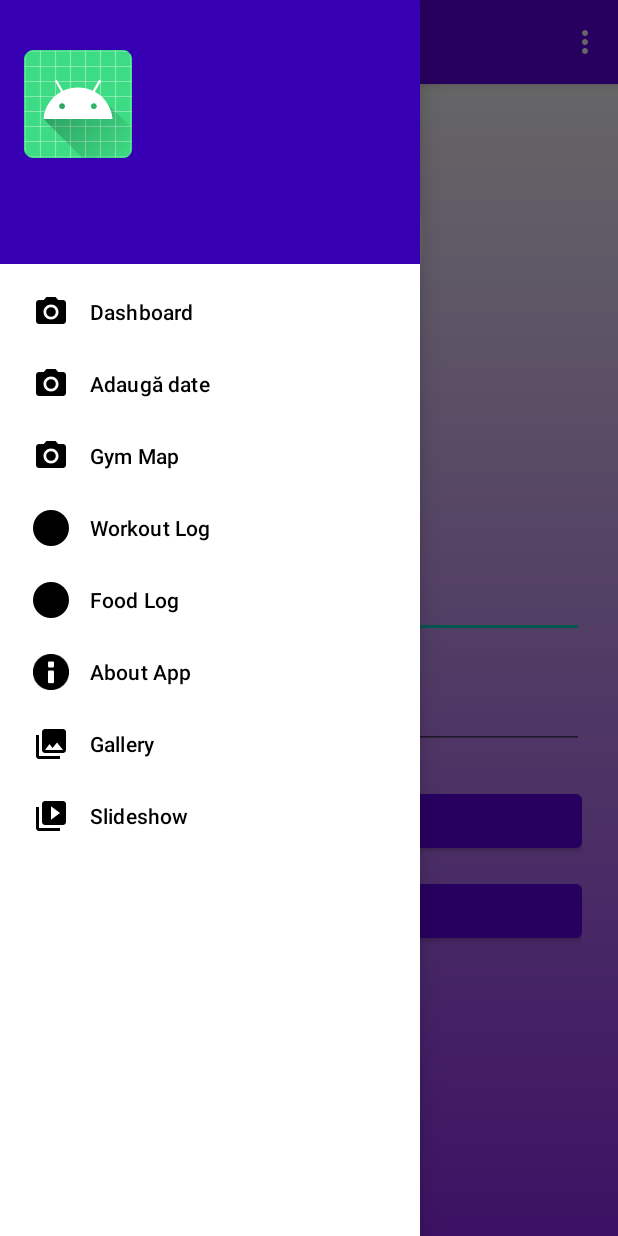
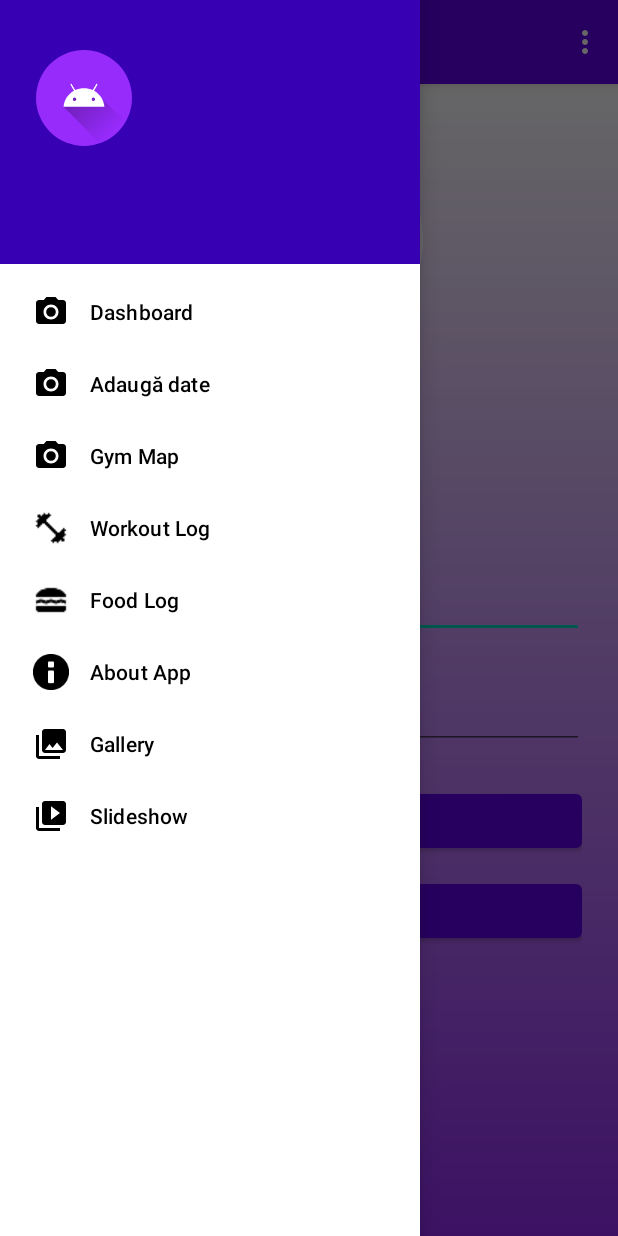
Before and after one commit to AnaMTF/BFit, an Android app: the screen it shows after launch (MainActivity), with the side drawer open, on a phone screen of 412 x 824 dp. Run offline under Robolectric (Android 15) with nearby library versions, the phone set to English and light mode, and no system bars; our stand-ins replace navigation-ui.

Commit message:
marius out

```diff
--- a/app/build.gradle.kts
+++ b/app/build.gradle.kts
@@ -86,6 +86,11 @@ dependencies {
     implementation ("com.google.android.libraries.places:places:3.4.0")
     implementation ("com.google.android.gms:play-services-location:21.1.0")
 
+        implementation ("com.github.bumptech.glide:glide:4.15.1")
+        kapt ("com.github.bumptech.glide:compiler:4.15.1")  // dacă folosești Kotlin
+
+
+
     // Places SDK for Android KTX Library
     implementation ("com.google.maps.android:places-ktx:3.1.1")
 
--- a/app/src/main/java/proiect/pdm/bfit/MainActivity.kt
+++ b/app/src/main/java/proiect/pdm/bfit/MainActivity.kt
@@ -1,9 +1,11 @@
 package proiect.pdm.bfit
 
 import android.content.Intent
+import android.net.Uri
 import android.os.Bundle
 import android.view.Menu
 import android.view.MenuItem
+import android.widget.ImageView
 import android.widget.TextView
 import androidx.activity.result.contract.ActivityResultContracts
 import androidx.appcompat.app.AppCompatActivity
@@ -13,9 +15,11 @@ import androidx.lifecycle.lifecycleScope
 import androidx.navigation.NavController
 import androidx.navigation.findNavController
 import androidx.navigation.ui.AppBarConfiguration
+import androidx.navigation.ui.NavigationUI
 import androidx.navigation.ui.navigateUp
 import androidx.navigation.ui.setupActionBarWithNavController
 import androidx.navigation.ui.setupWithNavController
+import com.bumptech.glide.Glide
 import com.google.android.material.floatingactionbutton.FloatingActionButton
 import com.google.android.material.navigation.NavigationView
 import com.google.android.material.snackbar.Snackbar
@@ -64,7 +68,7 @@ class MainActivity : AppCompatActivity() {
             drawerLayout
         )
         setupActionBarWithNavController(navController, appBarConfiguration)
-        navView.setupWithNavController(navController)
+
 
         /* FAB vizibil doar pe Dashboard*/
         fab = binding.appBarMain.fab
@@ -87,7 +91,7 @@ class MainActivity : AppCompatActivity() {
 
         val prefs    = getSharedPreferences("app_prefs", MODE_PRIVATE)
         val username = prefs.getString("logged_in_username", null)
-
+        navView.setupWithNavController(navController)
         if (username != null) {
             lifecycleScope.launch {
                 val userDao = BFitDatabase.getDatabase(this@MainActivity).userDao()
@@ -95,7 +99,8 @@ class MainActivity : AppCompatActivity() {
                 lifecycleScope.launch {
                     userId = user?.id ?: 0L
                     runOnUiThread {
-                        binding.navView.setNavigationItemSelectedListener { menuItem ->
+
+                        navView.setNavigationItemSelectedListener { menuItem ->
                             when (menuItem.itemId) {
                                 R.id.nav_workout_log -> {
                                     val intent = Intent(this@MainActivity, WorkoutLogActivity::class.java).apply {
@@ -115,7 +120,12 @@ class MainActivity : AppCompatActivity() {
                                     true
                                 }
 
-                                else -> false
+                                else -> {
+                                    // Navigare normală cu NavController pentru fragmente
+                                    val handled = NavigationUI.onNavDestinationSelected(menuItem, navController)
+                                    if (handled) binding.drawerLayout.closeDrawer(GravityCompat.START)
+                                    handled
+                                }
                             }
                         }
                     }
@@ -150,9 +160,12 @@ class MainActivity : AppCompatActivity() {
     override fun onSupportNavigateUp(): Boolean =
         navController.navigateUp(appBarConfiguration) || super.onSupportNavigateUp()
 
+
     private fun updateDrawerHeader() {
         val prefs = getSharedPreferences("app_prefs", MODE_PRIVATE)
         val username = prefs.getString("logged_in_username", null)
+        val profileImageUriString = prefs.getString("profile_image_uri", null)
+
         if (username != null) {
             lifecycleScope.launch {
                 val userDao = BFitDatabase.getDatabase(this@MainActivity).userDao()
@@ -161,10 +174,25 @@ class MainActivity : AppCompatActivity() {
                     val headerView = binding.navView.getHeaderView(0)
                     val tvUsername = headerView.findViewById<TextView>(R.id.tvHeaderUsername)
                     val tvWeight = headerView.findViewById<TextView>(R.id.tvHeaderWeight)
+                    val ivProfile = headerView.findViewById<ImageView>(R.id.imageViewProfilePicHeader) // asigură-te că ai ImageView în header
+
                     tvUsername.text = user?.username ?: username
                     tvWeight.text = (user?.weightKg ?: 0).toString() + " kg"
+
+                    if (profileImageUriString != null) {
+                        Glide.with(this@MainActivity)
+                            .load(Uri.parse(profileImageUriString))
+                            .into(ivProfile)
+
+                    }
                 }
             }
         }
     }
+
+    override fun onResume() {
+        super.onResume()
+        updateDrawerHeader()
+    }
+
 }
--- a/app/src/main/res/layout/nav_header_main.xml
+++ b/app/src/main/res/layout/nav_header_main.xml
@@ -14,12 +14,15 @@
     android:theme="@style/ThemeOverlay.AppCompat.Dark">
 
     <ImageView
-        android:id="@+id/imageView"
-        android:layout_width="wrap_content"
-        android:layout_height="wrap_content"
-        android:contentDescription="@string/nav_header_desc"
-        android:paddingTop="@dimen/nav_header_vertical_spacing"
-        app:srcCompat="@mipmap/ic_launcher_round" />
+        android:id="@+id/imageViewProfilePicHeader"
+        android:layout_width="64dp"
+        android:layout_height="64dp"
+        android:src="@drawable/ic_launcher_foreground"
+        android:contentDescription="profile_picture"
+        android:scaleType="centerCrop"
+        android:layout_margin="8dp"
+        android:background="@drawable/circle_background" />
+
 
     <TextView
         android:id="@+id/tvHeaderUsername"
--- a/app/src/main/res/menu/activity_main_drawer.xml
+++ b/app/src/main/res/menu/activity_main_drawer.xml
@@ -20,11 +20,11 @@
         <item
             android:id="@+id/nav_workout_log"
             android:title="Workout Log"
-            android:icon="@drawable/circle_background" />
+            android:icon="@drawable/fitness" />
         <item
             android:id="@+id/nav_food_log"
             android:title="Food Log"
-            android:icon="@drawable/circle_background"
+            android:icon="@drawable/food"
             />
 
         <item
```
Also changed, not shown: app/src/main/java/proiect/pdm/bfit/ui/settings/SettingsActivity.kt (+85 -0 lines), app/src/main/res/layout/activity_settings.xml (+15 -0 lines), app/src/main/res/drawable/boxing.png (added), app/src/main/res/drawable/cycling.png (added), app/src/main/res/drawable/dance.png (added), app/src/main/res/drawable/fitness.png (added), app/src/main/res/drawable/food.png (added), app/src/main/res/drawable/hike.png (added), app/src/main/res/drawable/ropejumping.png (added), app/src/main/res/drawable/rowing.png (added), app/src/main/res/drawable/running.png (added), app/src/main/res/drawable/swim.png (added), app/src/main/res/drawable/weightlift.png (added), app/src/main/res/drawable/yoga.png (added).
